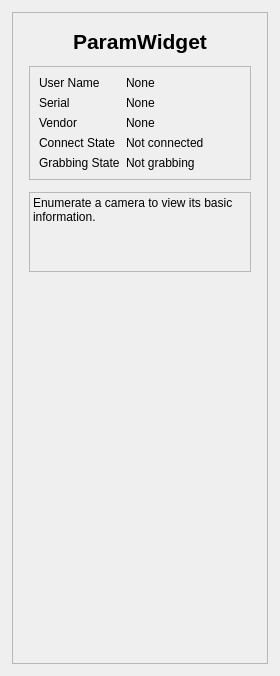
Old version of the form src/ParamWidget/paramwidget.ui in the repository Chen0207-bit/MyCameraClient.
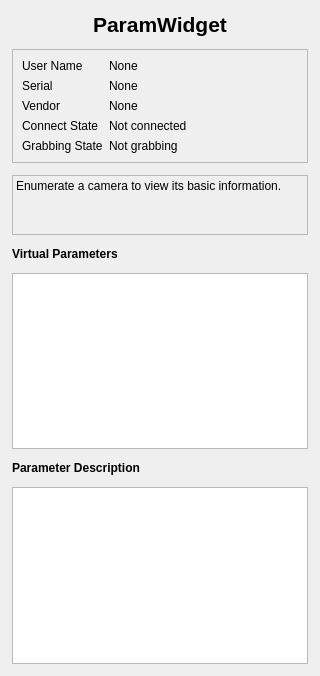
New version of the form.

```diff
--- a/src/ParamWidget/paramwidget.ui
+++ b/src/ParamWidget/paramwidget.ui
@@ -6,7 +6,7 @@
    <rect>
     <x>0</x>
     <y>0</y>
-    <width>280</width>
+    <width>320</width>
     <height>676</height>
    </rect>
   </property>
@@ -30,30 +30,6 @@
     <number>12</number>
    </property>
    <item>
-    <widget class="QFrame" name="contentFrame">
-     <property name="frameShape">
-      <enum>QFrame::Shape::StyledPanel</enum>
-     </property>
-     <property name="frameShadow">
-      <enum>QFrame::Shadow::Raised</enum>
-     </property>
-     <layout class="QVBoxLayout" name="frameLayout">
-      <property name="spacing">
-       <number>12</number>
-      </property>
-      <property name="leftMargin">
-       <number>16</number>
-      </property>
-      <property name="topMargin">
-       <number>16</number>
-      </property>
-      <property name="rightMargin">
-       <number>16</number>
-      </property>
-      <property name="bottomMargin">
-       <number>16</number>
-      </property>
-      <item>
        <widget class="QLabel" name="titleLabel">
         <property name="font">
          <font>
@@ -159,7 +135,7 @@
         <property name="minimumSize">
          <size>
           <width>0</width>
-          <height>80</height>
+       <height>60</height>
          </size>
         </property>
         <property name="frameShape">
@@ -177,19 +153,47 @@
        </widget>
       </item>
       <item>
-       <spacer name="verticalSpacer">
-        <property name="orientation">
-         <enum>Qt::Vertical</enum>
-        </property>
-        <property name="sizeHint" stdset="0">
+    <widget class="QLabel" name="paramListTitleLabel">
+     <property name="font">
+      <font>
+       <bold>true</bold>
+      </font>
+     </property>
+     <property name="text">
+      <string>Virtual Parameters</string>
+     </property>
+    </widget>
+   </item>
+   <item>
+    <widget class="QListWidget" name="paramListWidget"/>
+   </item>
+   <item>
+    <widget class="QLabel" name="paramDescriptionTitleLabel">
+     <property name="font">
+      <font>
+       <bold>true</bold>
+      </font>
+     </property>
+     <property name="text">
+      <string>Parameter Description</string>
+     </property>
+    </widget>
+   </item>
+   <item>
+    <widget class="QTextBrowser" name="paramDescriptionBrowser">
+     <property name="minimumSize">
          <size>
-          <width>20</width>
-          <height>40</height>
-         </size>
-        </property>
-       </spacer>
-      </item>
-     </layout>
+       <width>0</width>
+       <height>140</height>
+      </size>
+     </property>
+     <property name="html">
+      <string>&lt;!DOCTYPE HTML PUBLIC "-//W3C//DTD HTML 4.0//EN" "http://www.w3.org/TR/REC-html40/strict.dtd"&gt;
+&lt;html&gt;&lt;head&gt;&lt;meta name="qrichtext" content="1" /&gt;&lt;style type="text/css"&gt;
+p, li { white-space: pre-wrap; }
+&lt;/style&gt;&lt;/head&gt;&lt;body style=" font-family:'Microsoft YaHei UI'; font-size:9pt; font-weight:400; font-style:normal;"&gt;
+&lt;p style="-qt-paragraph-type:empty; margin-top:0px; margin-bottom:0px; margin-left:0px; margin-right:0px;"&gt;&lt;br /&gt;&lt;/p&gt;&lt;/body&gt;&lt;/html&gt;</string>
+     </property>
     </widget>
    </item>
   </layout>
```
Lines whose indentation alone changed are shown as unchanged.
